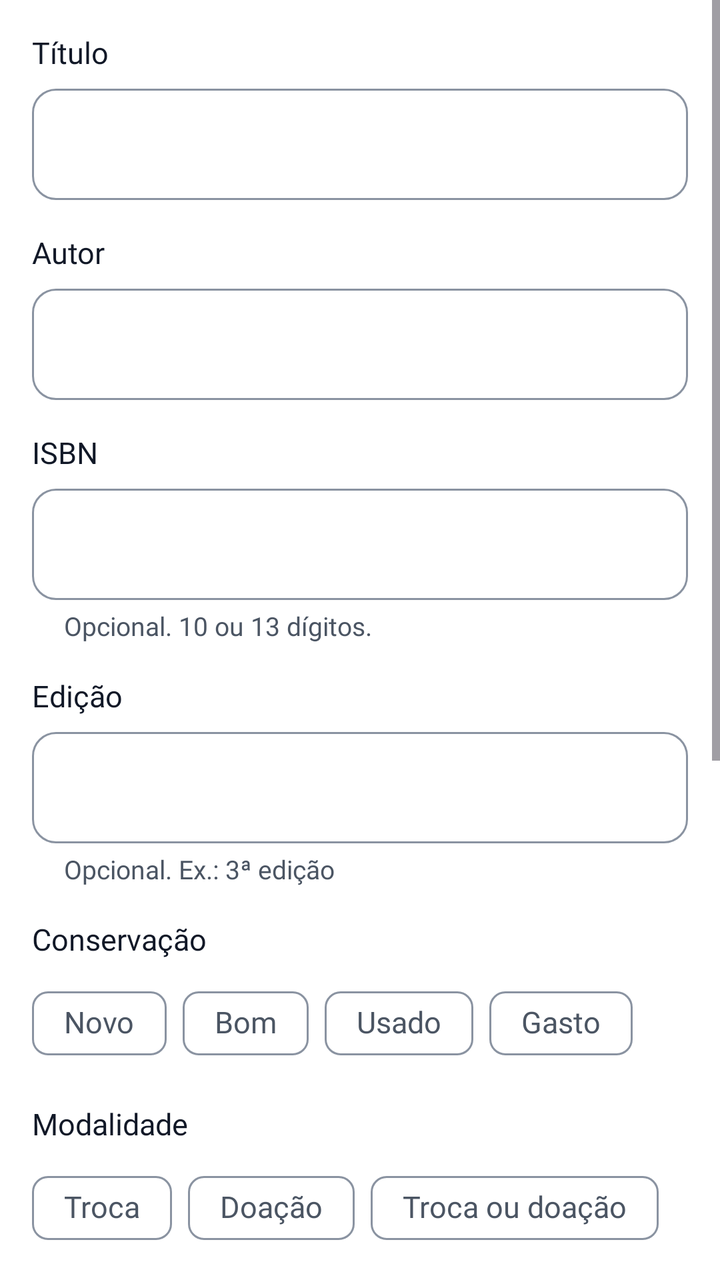
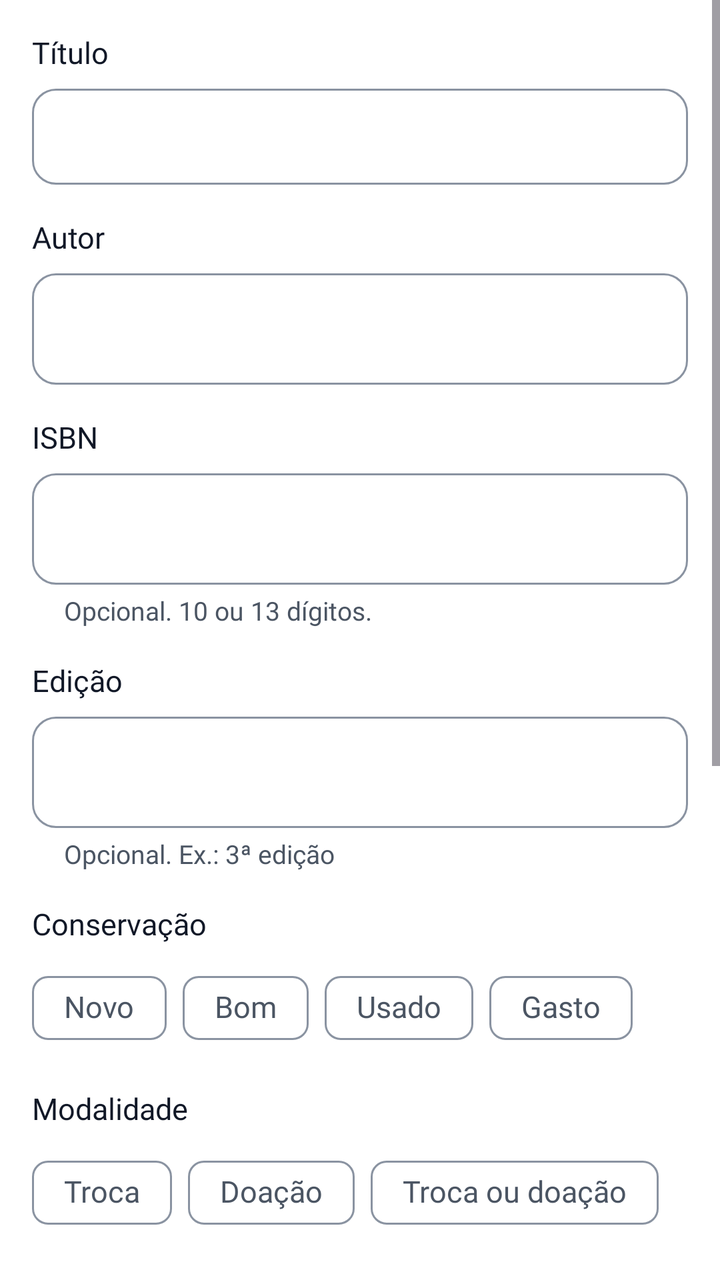

Before-and-after screenshots of an Android layout around one commit, followed by the original layout XML and the change that was made.
<!-- AndroidManifest.xml: application theme Theme.LeiaUFMS -->
<!-- res/layout/fragment_new_listing.xml -->
<?xml version="1.0" encoding="utf-8"?>
<ScrollView xmlns:android="http://schemas.android.com/apk/res/android"
    xmlns:app="http://schemas.android.com/apk/res-auto"
    android:id="@+id/scroll"
    android:layout_width="match_parent"
    android:layout_height="match_parent"
    android:defaultFocusHighlightEnabled="false">

    <LinearLayout
        android:layout_width="match_parent"
        android:layout_height="wrap_content"
        android:orientation="vertical"
        android:paddingStart="@dimen/screen_margin"
        android:paddingEnd="@dimen/screen_margin"
        android:paddingBottom="@dimen/space_xl">

        <TextView
            android:id="@+id/label_title"
            style="@style/Widget.Leia.FieldLabel"
            android:labelFor="@id/input_title"
            android:text="@string/label_title" />

        <com.google.android.material.textfield.TextInputLayout
            android:id="@+id/layout_title"
            style="@style/Widget.Leia.Field">

            <com.google.android.material.textfield.TextInputEditText
                android:id="@+id/input_title"
                style="@style/Widget.Leia.FieldInput"
                android:importantForAutofill="no"
                android:imeOptions="actionNext"
                android:inputType="textCapSentences"
                android:maxLength="150" />
        </com.google.android.material.textfield.TextInputLayout>

        <TextView
            android:id="@+id/label_author"
            style="@style/Widget.Leia.FieldLabel"
            android:labelFor="@id/input_author"
            android:text="@string/label_author" />

        <com.google.android.material.textfield.TextInputLayout
            android:id="@+id/layout_author"
            style="@style/Widget.Leia.Field">

            <com.google.android.material.textfield.TextInputEditText
                android:id="@+id/input_author"
                style="@style/Widget.Leia.FieldInput"
                android:importantForAutofill="no"
                android:imeOptions="actionNext"
                android:inputType="textCapWords|textPersonName"
                android:maxLength="120" />
        </com.google.android.material.textfield.TextInputLayout>

        <TextView
            android:id="@+id/label_isbn"
            style="@style/Widget.Leia.FieldLabel"
            android:labelFor="@id/input_isbn"
            android:text="@string/label_isbn" />

        <com.google.android.material.textfield.TextInputLayout
            android:id="@+id/layout_isbn"
            style="@style/Widget.Leia.Field"
            app:helperText="@string/helper_isbn">

            <com.google.android.material.textfield.TextInputEditText
                android:id="@+id/input_isbn"
                style="@style/Widget.Leia.FieldInput"
                android:importantForAutofill="no"
                android:imeOptions="actionNext"
                android:inputType="text|textNoSuggestions"
                android:maxLength="20" />
        </com.google.android.material.textfield.TextInputLayout>

        <TextView
            android:id="@+id/label_edition"
            style="@style/Widget.Leia.FieldLabel"
            android:labelFor="@id/input_edition"
            android:text="@string/label_edition" />

        <com.google.android.material.textfield.TextInputLayout
            android:id="@+id/layout_edition"
            style="@style/Widget.Leia.Field"
            app:helperText="@string/helper_edition">

            <com.google.android.material.textfield.TextInputEditText
                android:id="@+id/input_edition"
                style="@style/Widget.Leia.FieldInput"
                android:importantForAutofill="no"
                android:imeOptions="actionDone"
                android:inputType="textCapSentences"
                android:maxLength="40" />
        </com.google.android.material.textfield.TextInputLayout>

        <TextView
            android:id="@+id/label_condition"
            style="@style/Widget.Leia.FieldLabel"
            android:text="@string/label_condition" />

        <com.google.android.material.chip.ChipGroup
            android:id="@+id/chips_condition"
            android:layout_width="match_parent"
            android:layout_height="wrap_content"
            app:singleSelection="true">

            <com.google.android.material.chip.Chip
                android:id="@+id/cond_new"
                android:layout_width="wrap_content"
                android:layout_height="wrap_content"
                android:text="@string/condition_new" />

            <com.google.android.material.chip.Chip
                android:id="@+id/cond_good"
                android:layout_width="wrap_content"
                android:layout_height="wrap_content"
                android:text="@string/condition_good" />

            <com.google.android.material.chip.Chip
                android:id="@+id/cond_used"
                android:layout_width="wrap_content"
                android:layout_height="wrap_content"
                android:text="@string/condition_used" />

            <com.google.android.material.chip.Chip
                android:id="@+id/cond_worn"
                android:layout_width="wrap_content"
                android:layout_height="wrap_content"
                android:text="@string/condition_worn" />
        </com.google.android.material.chip.ChipGroup>

        <TextView
            android:id="@+id/error_condition"
            style="@style/Widget.Leia.InlineError" />

        <TextView
            android:id="@+id/label_modality"
            style="@style/Widget.Leia.FieldLabel"
            android:text="@string/label_modality" />

        <com.google.android.material.chip.ChipGroup
            android:id="@+id/chips_modality"
            android:layout_width="match_parent"
            android:layout_height="wrap_content"
            app:singleSelection="true">

            <com.google.android.material.chip.Chip
                android:id="@+id/mod_trade"
                android:layout_width="wrap_content"
                android:layout_height="wrap_content"
                android:text="@string/modality_trade" />

            <com.google.android.material.chip.Chip
                android:id="@+id/mod_donation"
                android:layout_width="wrap_content"
                android:layout_height="wrap_content"
                android:text="@string/modality_donation" />

            <com.google.android.material.chip.Chip
                android:id="@+id/mod_both"
                android:layout_width="wrap_content"
                android:layout_height="wrap_content"
                android:text="@string/modality_both" />
        </com.google.android.material.chip.ChipGroup>

        <TextView
            android:id="@+id/error_modality"
            style="@style/Widget.Leia.InlineError" />

        <TextView
            style="@style/Widget.Leia.FieldLabel"
            android:text="@string/label_listing_photo" />

        <LinearLayout
            android:layout_width="match_parent"
            android:layout_height="wrap_content"
            android:gravity="center_vertical"
            android:orientation="horizontal">

            <include
                android:id="@+id/cover"
                layout="@layout/view_cover" />

            <com.google.android.material.button.MaterialButton
                android:id="@+id/button_photo"
                style="?attr/materialButtonOutlinedStyle"
                android:layout_width="wrap_content"
                android:layout_height="wrap_content"
                android:layout_marginStart="@dimen/space_m"
                android:text="@string/action_add_photo"
                app:icon="@drawable/ic_camera" />
        </LinearLayout>

        <TextView
            style="@style/Widget.Leia.FieldLabel"
            android:text="@string/label_location" />

        <RadioGroup
            android:id="@+id/radio_location"
            android:layout_width="match_parent"
            android:layout_height="wrap_content"
            android:checkedButton="@id/loc_none">

            <com.google.android.material.radiobutton.MaterialRadioButton
                android:id="@+id/loc_current"
                android:layout_width="match_parent"
                android:layout_height="wrap_content"
                android:minHeight="@dimen/touch_target"
                android:text="@string/location_option_current"
                android:textAppearance="@style/TextAppearance.Leia.Body" />

            <com.google.android.material.radiobutton.MaterialRadioButton
                android:id="@+id/loc_point"
                android:layout_width="match_parent"
                android:layout_height="wrap_content"
                android:minHeight="@dimen/touch_target"
                android:text="@string/location_option_point"
                android:textAppearance="@style/TextAppearance.Leia.Body" />

            <com.google.android.material.radiobutton.MaterialRadioButton
                android:id="@+id/loc_none"
                android:layout_width="match_parent"
                android:layout_height="wrap_content"
                android:minHeight="@dimen/touch_target"
                android:text="@string/location_option_none"
                android:textAppearance="@style/TextAppearance.Leia.Body" />
        </RadioGroup>

        <TextView
            android:id="@+id/location_status"
            android:layout_width="match_parent"
            android:layout_height="wrap_content"
            android:accessibilityLiveRegion="polite"
            android:textAppearance="@style/TextAppearance.Leia.BodySmall"
            android:textColor="@color/leia_on_surface_variant"
            android:visibility="gone" />

        <com.google.android.material.textfield.TextInputLayout
            android:id="@+id/layout_point"
            style="@style/Widget.Material3.TextInputLayout.OutlinedBox.ExposedDropdownMenu"
            android:layout_width="match_parent"
            android:layout_height="wrap_content"
            android:layout_marginTop="@dimen/space_xs"
            android:hint="@string/label_choose_point"
            android:visibility="gone">

            <com.google.android.material.textfield.MaterialAutoCompleteTextView
                android:id="@+id/input_point"
                android:layout_width="match_parent"
                android:layout_height="wrap_content"
                android:inputType="none"
                android:minHeight="@dimen/touch_target"
                android:textAppearance="@style/TextAppearance.Leia.Body" />
        </com.google.android.material.textfield.TextInputLayout>

        <com.google.android.material.button.MaterialButton
            android:id="@+id/button_publish"
            android:layout_width="match_parent"
            android:layout_height="wrap_content"
            android:layout_marginTop="@dimen/space_l"
            android:text="@string/action_publish" />

        <com.google.android.material.progressindicator.LinearProgressIndicator
            android:id="@+id/progress"
            android:layout_width="match_parent"
            android:layout_height="wrap_content"
            android:layout_marginTop="@dimen/space_xs"
            android:indeterminate="true"
            android:visibility="invisible" />
    </LinearLayout>
</ScrollView>
<!-- res/layout/view_cover.xml (included above) -->
<?xml version="1.0" encoding="utf-8"?>
<FrameLayout xmlns:android="http://schemas.android.com/apk/res/android"
    xmlns:app="http://schemas.android.com/apk/res-auto"
    android:id="@+id/cover"
    android:layout_width="@dimen/cover_width"
    android:layout_height="@dimen/cover_height"
    android:importantForAccessibility="noHideDescendants">

    <com.google.android.material.imageview.ShapeableImageView
        android:id="@+id/cover_image"
        android:layout_width="match_parent"
        android:layout_height="match_parent"
        android:background="@color/leia_primary_container"
        android:scaleType="centerCrop"
        app:shapeAppearanceOverlay="@style/ShapeAppearance.Leia.Small" />

    <TextView
        android:id="@+id/cover_text"
        android:layout_width="match_parent"
        android:layout_height="match_parent"
        android:gravity="center"
        android:padding="@dimen/space_xxs"
        android:textAppearance="@style/TextAppearance.Leia.BookTitle"
        android:textColor="@color/leia_on_primary_container" />
</FrameLayout>
<!-- resources referenced by this layout -->
<resources>
  <color name="leia_on_primary_container">#0D2A4D</color>
  <color name="leia_on_surface_variant">#4B5563</color>
  <color name="leia_primary_container">#E3ECF8</color>
  <dimen name="cover_height">96dp</dimen>
  <dimen name="cover_width">64dp</dimen>
  <dimen name="screen_margin">16dp</dimen>
  <dimen name="space_l">24dp</dimen>
  <dimen name="space_m">16dp</dimen>
  <dimen name="space_xl">32dp</dimen>
  <dimen name="space_xs">8dp</dimen>
  <dimen name="space_xxs">4dp</dimen>
  <dimen name="touch_target">48dp</dimen>
  <string name="action_add_photo">Adicionar foto</string>
  <string name="action_publish">Publicar</string>
  <string name="condition_good">Bom</string>
  <string name="condition_new">Novo</string>
  <string name="condition_used">Usado</string>
  <string name="condition_worn">Gasto</string>
  <string name="helper_edition">Opcional. Ex.: 3ª edição</string>
  <string name="helper_isbn">Opcional. 10 ou 13 dígitos.</string>
  <string name="label_author">Autor</string>
  <string name="label_choose_point">Escolha o ponto seguro</string>
  <string name="label_condition">Conservação</string>
  <string name="label_edition">Edição</string>
  <string name="label_isbn">ISBN</string>
  <string name="label_listing_photo">Foto do exemplar</string>
  <string name="label_location">Local</string>
  <string name="label_modality">Modalidade</string>
  <string name="label_title">Título</string>
  <string name="location_option_current">Minha localização agora</string>
  <string name="location_option_none">Sem local</string>
  <string name="location_option_point">Um ponto seguro</string>
  <string name="modality_both">Troca ou doação</string>
  <string name="modality_donation">Doação</string>
  <string name="modality_trade">Troca</string>
  <style name="ShapeAppearance.Leia.Small" parent="ShapeAppearance.Material3.Corner.Small">
          <item name="cornerFamily">rounded</item>
          <item name="cornerSize">@dimen/radius_s</item>
      </style>
  <style name="Theme.LeiaUFMS" parent="Base.Theme.LeiaUFMS" />
  <dimen name="radius_s">8dp</dimen>
  <color name="leia_on_background">#111827</color>
  <color name="leia_error">#B42318</color>
  <color name="leia_primary">#1B4F8F</color>
  <color name="leia_on_primary">#FFFFFF</color>
  <color name="leia_tertiary">#8A5A12</color>
  <color name="leia_on_tertiary">#FFFFFF</color>
  <color name="leia_tertiary_container">#FDF0D5</color>
  <color name="leia_on_tertiary_container">#3D2A08</color>
  <color name="leia_on_error">#FFFFFF</color>
  <color name="leia_error_container">#FDE3E1</color>
  <color name="leia_on_error_container">#5A0E09</color>
  <color name="leia_background">#FFFFFF</color>
  <color name="leia_surface_container">#F4F6FA</color>
  <color name="leia_surface">#FFFFFF</color>
  <color name="leia_outline">#8A93A1</color>
  <color name="leia_inverse_primary">#8DB8F2</color>
  <color name="leia_outline_variant">#E5E7EB</color>
  <style name="ShapeAppearance.Leia.Medium" parent="ShapeAppearance.Material3.Corner.Medium">
          <item name="cornerFamily">rounded</item>
          <item name="cornerSize">@dimen/radius_m</item>
      </style>
  <style name="ShapeAppearance.Leia.Large" parent="ShapeAppearance.Material3.Corner.Large">
          <item name="cornerFamily">rounded</item>
          <item name="cornerSize">@dimen/radius_l</item>
      </style>
  <style name="Widget.Leia.Chip" parent="Widget.Material3.Chip.Filter">
          <item name="chipMinTouchTargetSize">@dimen/touch_target</item>
      </style>
  <style name="Widget.Leia.BottomNavigation" parent="Widget.Material3.BottomNavigationView">
          <item name="backgroundTint">@color/leia_surface</item>
          <item name="labelVisibilityMode">labeled</item>
      </style>
  <dimen name="radius_m">12dp</dimen>
  <dimen name="radius_l">16dp</dimen>
  <dimen name="button_height">52dp</dimen>
  <dimen name="radius_button">12dp</dimen>
  <dimen name="elevation_card">2dp</dimen>
  <!-- unchanged entries left out for length: 23 -->
</resources>

<!-- the commit's change to res/layout/fragment_new_listing.xml (unified diff, before → after) -->
@@ -24,12 +24,15 @@
             android:id="@+id/layout_title"
             style="@style/Widget.Leia.Field">
 
-            <com.google.android.material.textfield.TextInputEditText
+            <com.google.android.material.textfield.MaterialAutoCompleteTextView
                 android:id="@+id/input_title"
                 style="@style/Widget.Leia.FieldInput"
                 android:importantForAutofill="no"
                 android:imeOptions="actionNext"
+                android:completionThreshold="2"
                 android:inputType="textCapSentences"
+                android:paddingStart="@dimen/space_m"
+                android:paddingEnd="@dimen/space_m"
                 android:maxLength="150" />
         </com.google.android.material.textfield.TextInputLayout>
 
